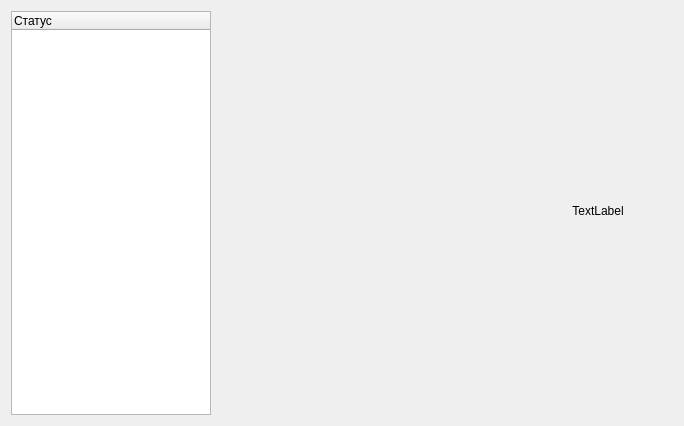
This is src/View/DetailsView/SubWidgets/DetailedStatus.ui in thefinalcutbg/DinoDent as Qt 5 draws it before an edit. The edited form follows.
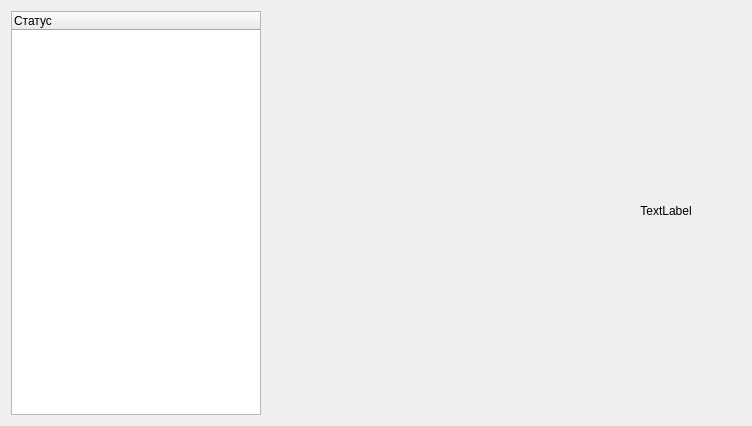
This is the edited form.

```diff
--- a/src/View/DetailsView/SubWidgets/DetailedStatus.ui
+++ b/src/View/DetailsView/SubWidgets/DetailedStatus.ui
@@ -6,10 +6,16 @@
    <rect>
     <x>0</x>
     <y>0</y>
-    <width>684</width>
+    <width>752</width>
     <height>426</height>
    </rect>
   </property>
+  <property name="minimumSize">
+   <size>
+    <width>752</width>
+    <height>0</height>
+   </size>
+  </property>
   <property name="windowTitle">
    <string>DetailedStatus</string>
   </property>
@@ -92,25 +98,7 @@
       </widget>
      </item>
      <item>
-      <widget class="QStackedWidget" name="stackedWidget">
-       <property name="sizePolicy">
-        <sizepolicy hsizetype="Expanding" vsizetype="Preferred">
-         <horstretch>0</horstretch>
-         <verstretch>0</verstretch>
-        </sizepolicy>
-       </property>
-       <property name="minimumSize">
-        <size>
-         <width>300</width>
-         <height>0</height>
-        </size>
-       </property>
-       <property name="currentIndex">
-        <number>1</number>
-       </property>
-       <widget class="QWidget" name="page"/>
-       <widget class="QWidget" name="page_2"/>
-      </widget>
+      <widget class="QWidget" name="container" native="true"/>
      </item>
      <item>
       <spacer name="verticalSpacer">
```
